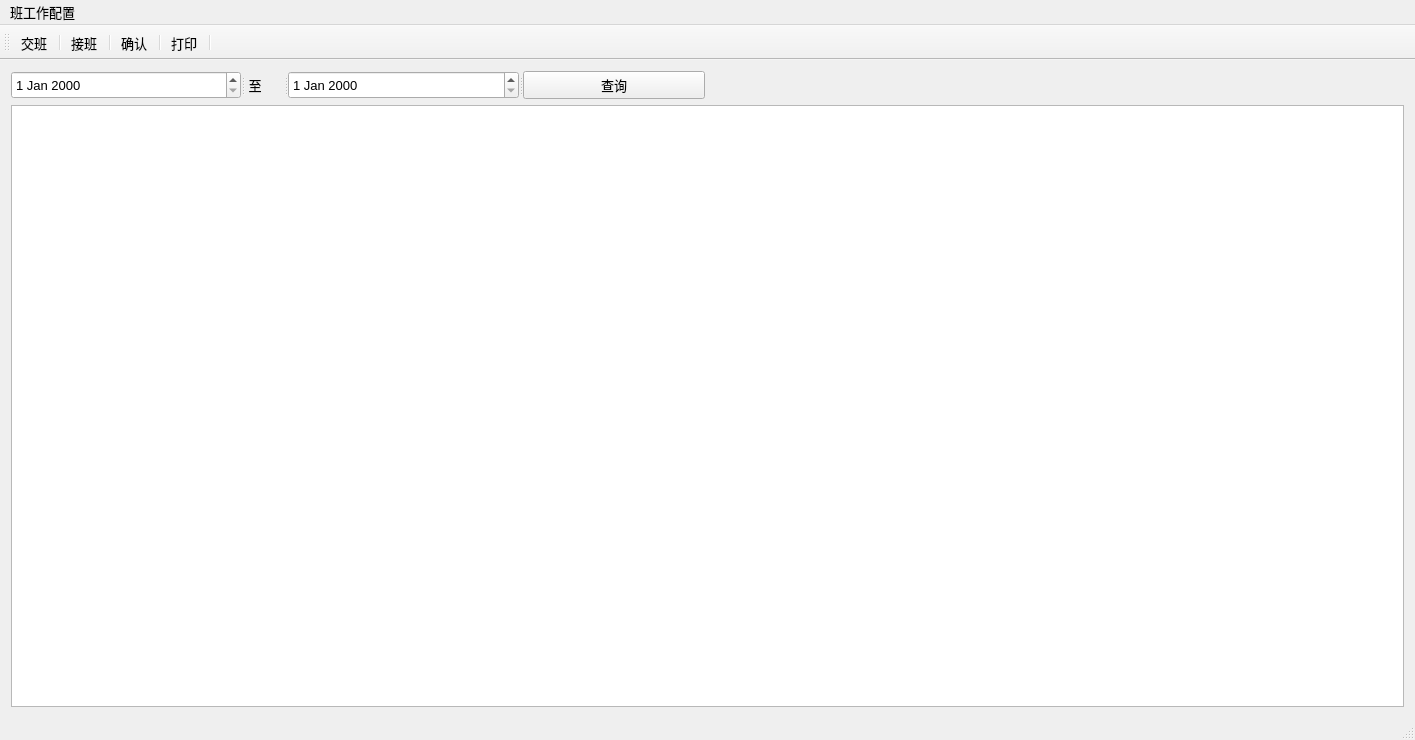
First picture: the form in mainwindow.ui, repository wrb233/iHandover, before the edit.
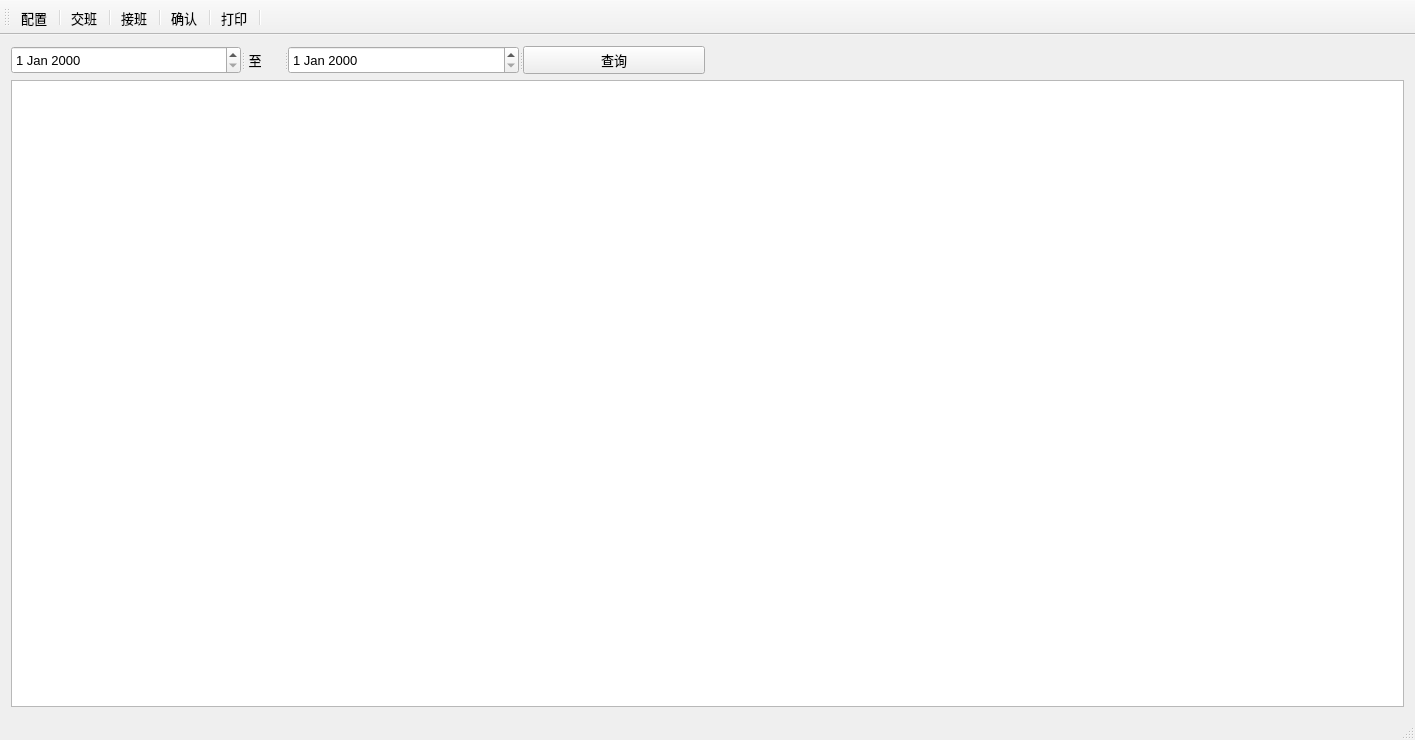
Second picture: the form after the edit. Icons and pictures are not drawn.

```diff
--- a/mainwindow.ui
+++ b/mainwindow.ui
@@ -70,13 +70,6 @@
      <height>26</height>
     </rect>
    </property>
-   <widget class="QMenu" name="menu">
-    <property name="title">
-     <string>班工作配置</string>
-    </property>
-    <addaction name="actionConfiguration"/>
-   </widget>
-   <addaction name="menu"/>
   </widget>
   <widget class="QToolBar" name="mainToolBar">
    <property name="iconSize">
@@ -97,6 +90,8 @@
    <attribute name="toolBarBreak">
     <bool>false</bool>
    </attribute>
+   <addaction name="actionConfiguration"/>
+   <addaction name="separator"/>
    <addaction name="actionSignOut"/>
    <addaction name="separator"/>
    <addaction name="actionSignIn"/>
```
Left out of the diff: 21 changed lines with no effect on the pictures.
